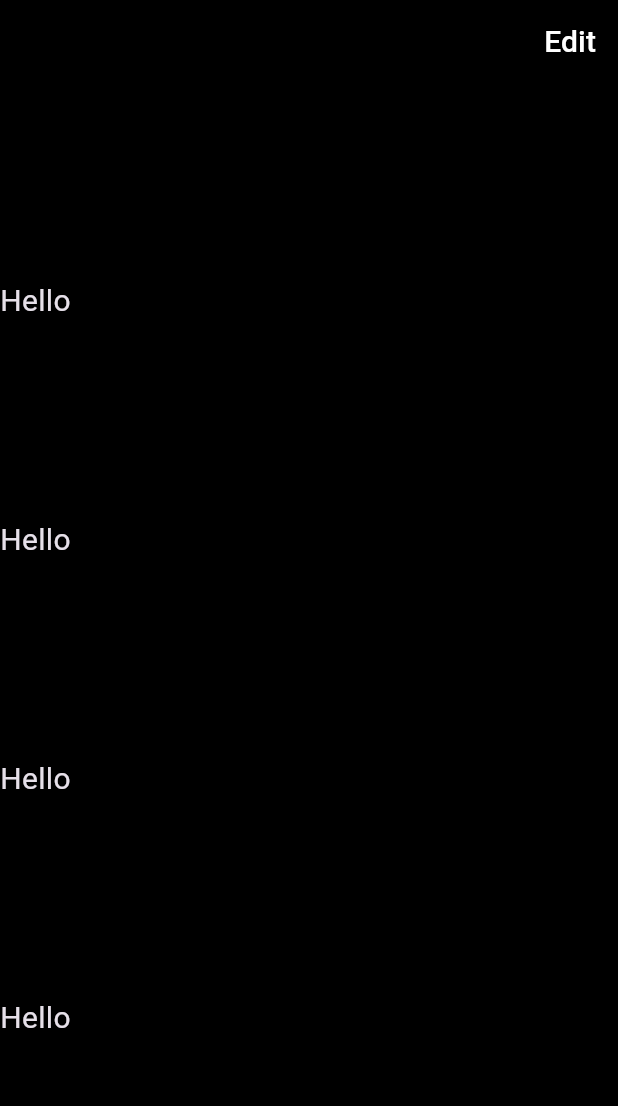
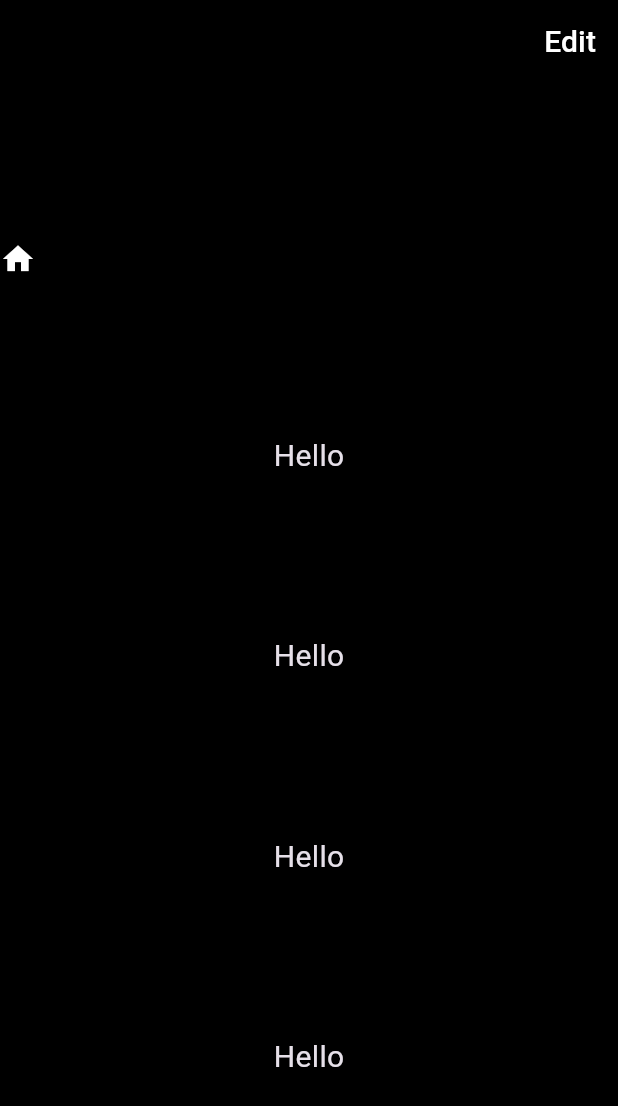
Before and after one commit to JasmineBabaYara/flutter-demo, a Flutter app: the screen it shows after launch, on a phone screen of 412 x 824 dp. Shown: the top 1106 px of the screen. Run offline on Flutter 3.47's test engine with Material 3 defaults, Android fonts, the phone set to English and light mode, and no system bars.

Commit message:
add home icon to HomeScreen layout

```diff
--- a/lib/screens/home_screen.dart
+++ b/lib/screens/home_screen.dart
@@ -22,6 +22,11 @@ class HomeScreen extends StatelessWidget {
           mainAxisAlignment: MainAxisAlignment.spaceEvenly, // Distributing space evenly
           crossAxisAlignment: CrossAxisAlignment.center, // Centering children horizontally \
           children: [
+            Row(
+              children: [
+                Icon(Icons.home),
+              ],
+            ),
             Text("Hello"),
             Text("Hello"),
             Text("Hello"),
```
